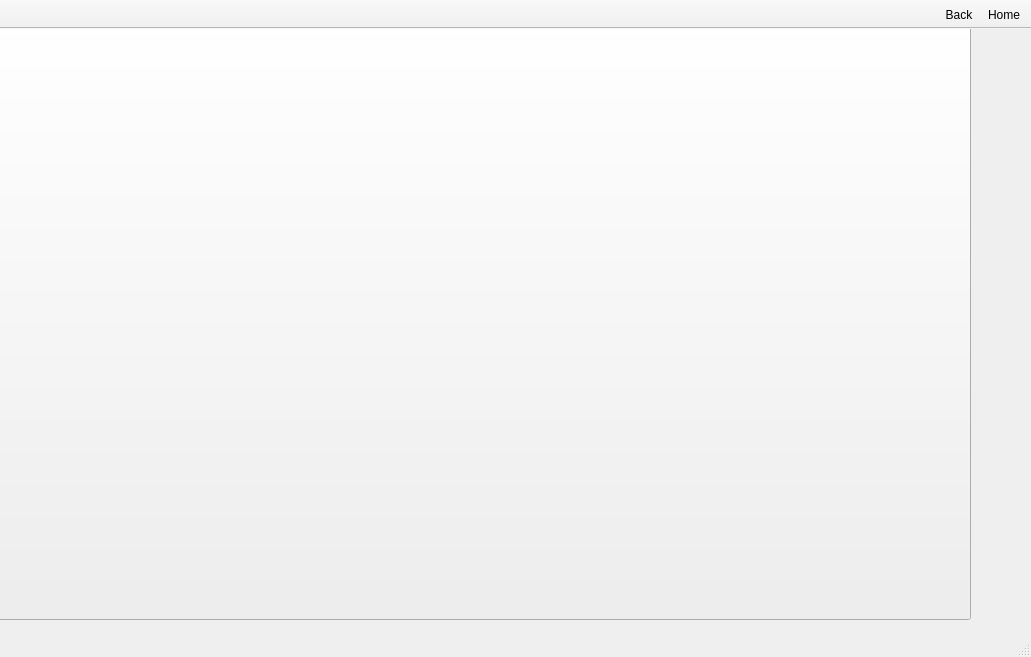
This is BodegueroHero/mainwindow.ui in ErickHernandez/BodegueroHero as Qt 5 draws it before an edit. The edited form follows.
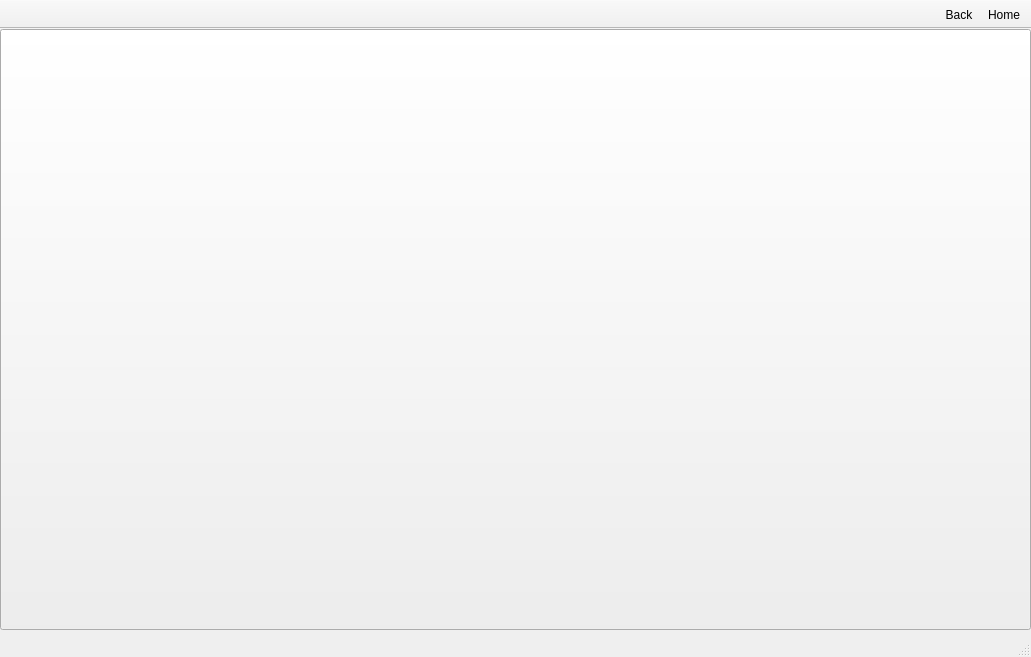
This is the edited form. The open tabs and pages were chosen to show the change. Icons and pictures are not drawn.

Commit message:
Arreglado un bug en la screen de Play
XD

The edit to the form file:
```diff
--- a/BodegueroHero/mainwindow.ui
+++ b/BodegueroHero/mainwindow.ui
@@ -24,8 +24,8 @@
    <widget class="QStackedWidget" name="screenManager">
     <property name="geometry">
      <rect>
-      <x>-60</x>
-      <y>-10</y>
+      <x>0</x>
+      <y>0</y>
       <width>1064</width>
       <height>601</height>
      </rect>
```
Left out of the diff: 2 changed lines with no effect on the pictures.
